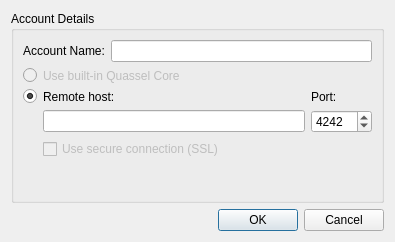
First picture: the form in src/qtui/ui/coreaccounteditdlg.ui, repository quassel/quassel, before the edit.
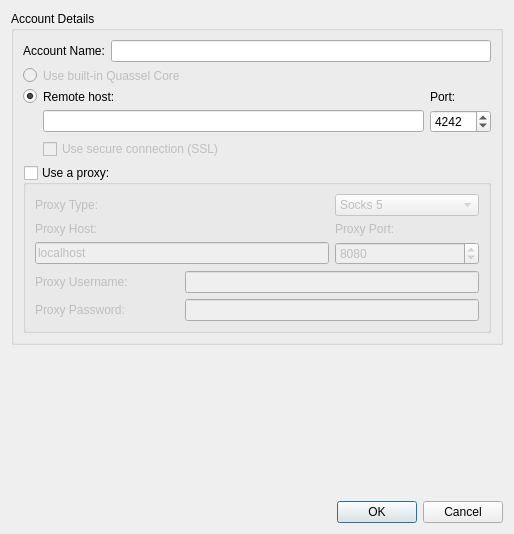
Second picture: the form after the edit. Icons and pictures are not drawn.

Commit message: Added Socks5 and HTTP-Proxy support to the client. HTTP-Proxy support is untestet though -> any feedback is welcomed. I'm unhappy with the design of the dialog though... maybe someone comes up with something prettier

```diff
--- a/src/qtui/ui/coreaccounteditdlg.ui
+++ b/src/qtui/ui/coreaccounteditdlg.ui
@@ -5,8 +5,8 @@
    <rect>
     <x>0</x>
     <y>0</y>
-    <width>395</width>
-    <height>242</height>
+    <width>514</width>
+    <height>534</height>
    </rect>
   </property>
   <property name="windowTitle" >
@@ -122,21 +122,108 @@
          </layout>
         </item>
         <item>
-         <spacer>
-          <property name="orientation" >
-           <enum>Qt::Vertical</enum>
+         <widget class="QGroupBox" name="useProxy" >
+          <property name="title" >
+           <string>Use a proxy:</string>
           </property>
-          <property name="sizeHint" >
-           <size>
-            <width>20</width>
-            <height>40</height>
-           </size>
+          <property name="checkable" >
+           <bool>true</bool>
           </property>
-         </spacer>
+          <property name="checked" >
+           <bool>false</bool>
+          </property>
+          <layout class="QGridLayout" >
+           <item row="0" column="0" colspan="2" >
+            <widget class="QLabel" name="label_5" >
+             <property name="text" >
+              <string>Proxy Type:</string>
+             </property>
+            </widget>
+           </item>
+           <item row="0" column="2" >
+            <widget class="QComboBox" name="proxyType" >
+             <item>
+              <property name="text" >
+               <string>Socks 5</string>
+              </property>
+             </item>
+             <item>
+              <property name="text" >
+               <string>HTTP</string>
+              </property>
+             </item>
+            </widget>
+           </item>
+           <item row="1" column="0" colspan="2" >
+            <widget class="QLabel" name="label_6" >
+             <property name="text" >
+              <string>Proxy Host:</string>
+             </property>
+            </widget>
+           </item>
+           <item row="1" column="2" >
+            <widget class="QLabel" name="label_7" >
+             <property name="text" >
+              <string>Proxy Port:</string>
+             </property>
+            </widget>
+           </item>
+           <item row="2" column="0" colspan="2" >
+            <widget class="QLineEdit" name="proxyHost" >
+             <property name="text" >
+              <string>localhost</string>
+             </property>
+            </widget>
+           </item>
+           <item row="2" column="2" >
+            <widget class="QSpinBox" name="proxyPort" >
+             <property name="maximum" >
+              <number>10000</number>
+             </property>
+             <property name="value" >
+              <number>8080</number>
+             </property>
+            </widget>
+           </item>
+           <item row="3" column="0" >
+            <widget class="QLabel" name="label_8" >
+             <property name="text" >
+              <string>Proxy Username:</string>
+             </property>
+            </widget>
+           </item>
+           <item row="3" column="1" colspan="2" >
+            <widget class="QLineEdit" name="proxyUser" />
+           </item>
+           <item row="4" column="0" >
+            <widget class="QLabel" name="label_9" >
+             <property name="text" >
+              <string>Proxy Password:</string>
+             </property>
+            </widget>
+           </item>
+           <item row="4" column="1" colspan="2" >
+            <widget class="QLineEdit" name="proxyPassword" />
+           </item>
+          </layout>
+         </widget>
         </item>
        </layout>
       </widget>
      </item>
+     <item>
+      <spacer>
+       <property name="orientation" >
+        <enum>Qt::Vertical</enum>
+       </property>
+       <property name="sizeHint" >
+        <size>
+         <width>20</width>
+         <height>40</height>
+        </size>
+       </property>
+      </spacer>
+     </item>
      <item>
       <widget class="QDialogButtonBox" name="buttonBox" >
        <property name="orientation" >
```
Left out of the diff: 22 changed lines with no effect on the pictures. The commit also changes 6 other files.
